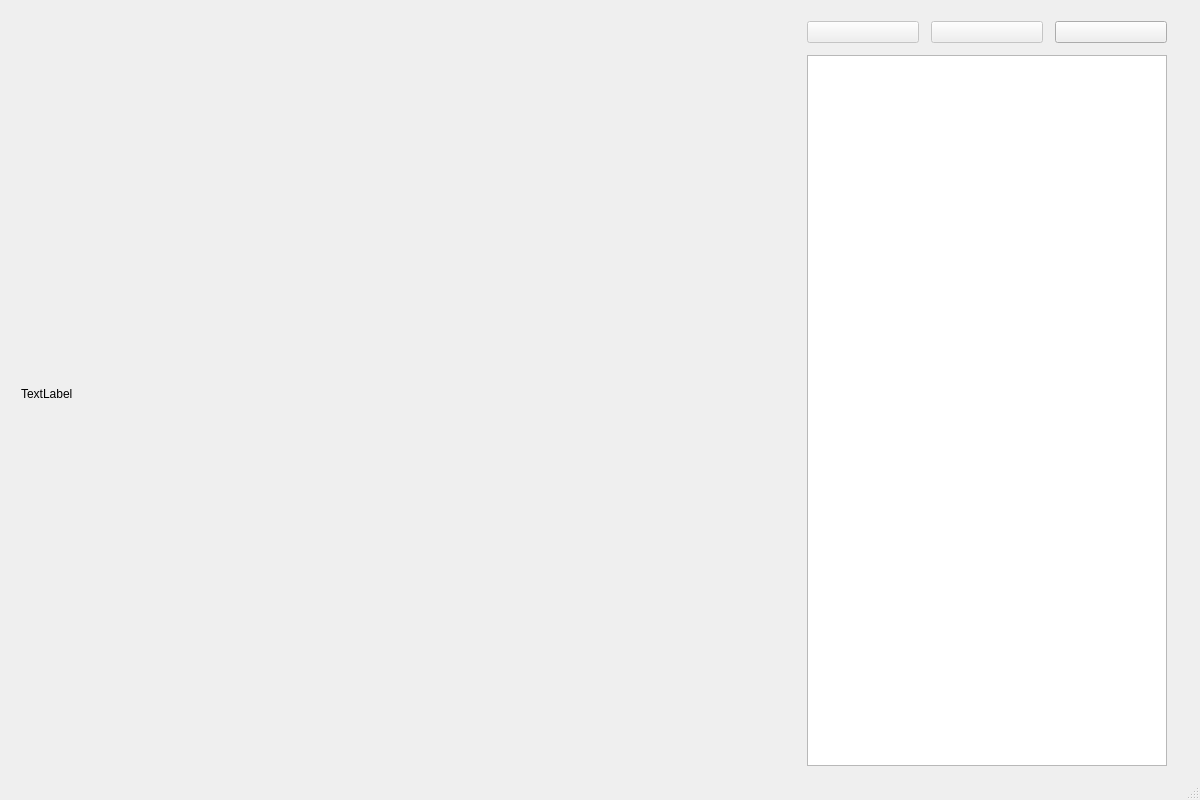
Above: mainwindow.ui from EdgeOfAI/textile before the change. Below: the same form after it.
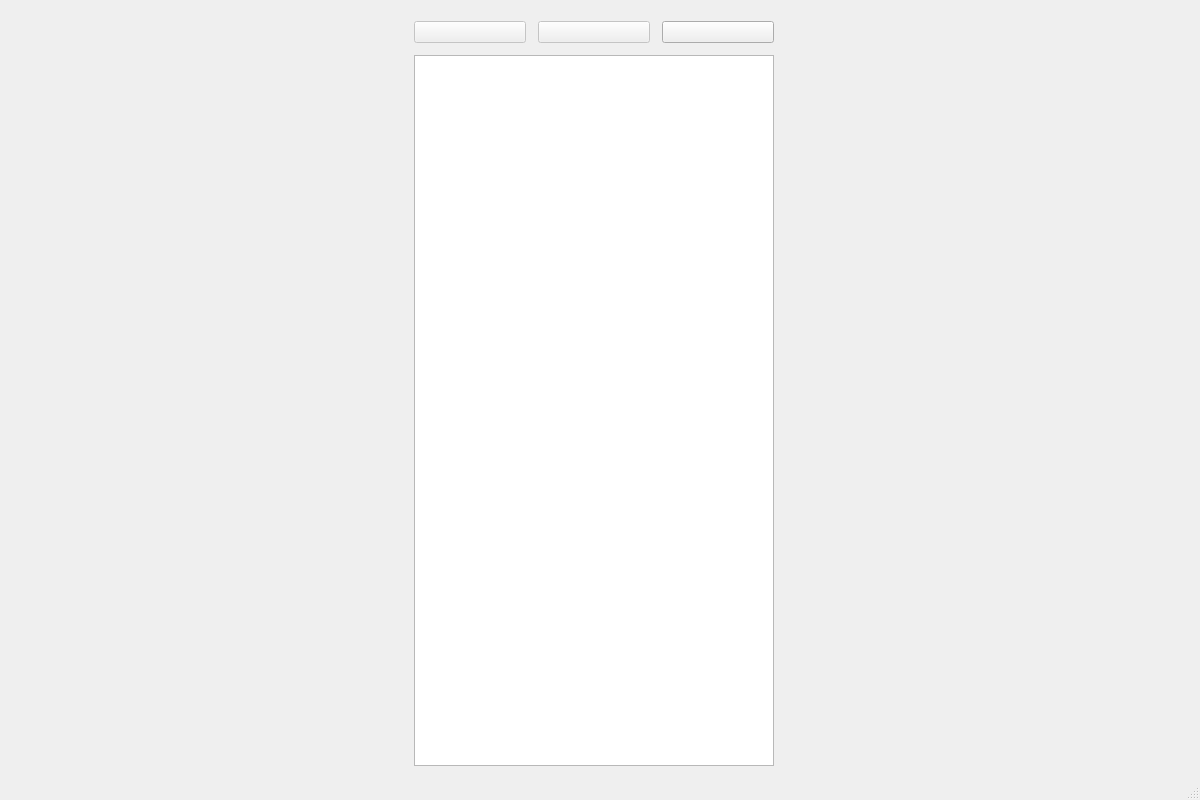
That is the form after the change. Icons and pictures are not drawn.

Commit message: Added frames to labels

```diff
--- a/mainwindow.ui
+++ b/mainwindow.ui
@@ -40,7 +40,7 @@
      <number>0</number>
     </property>
     <item>
-     <layout class="QHBoxLayout" name="horizontalLayoutMain" stretch="0,0">
+     <layout class="QHBoxLayout" name="horizontalLayoutMain" stretch="0">
       <property name="spacing">
        <number>12</number>
       </property>
@@ -59,13 +59,6 @@
       <property name="bottomMargin">
        <number>12</number>
       </property>
-      <item>
-       <widget class="QLabel" name="label">
-        <property name="text">
-         <string>TextLabel</string>
-        </property>
-       </widget>
-      </item>
       <item>
        <layout class="QVBoxLayout" name="verticalLayout">
         <item>
```
Left out of the diff: 2 changed lines with no effect on the pictures. The commit also changes 4 other files.
